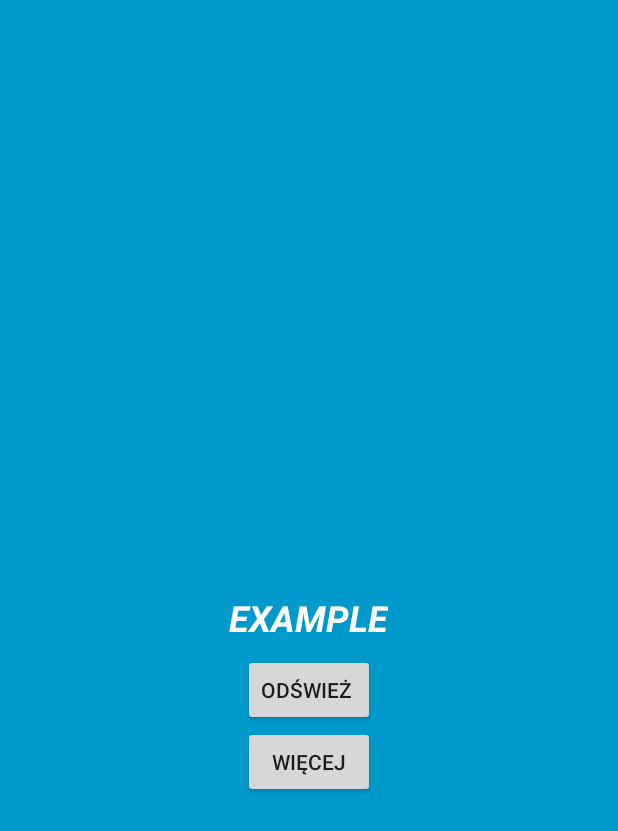
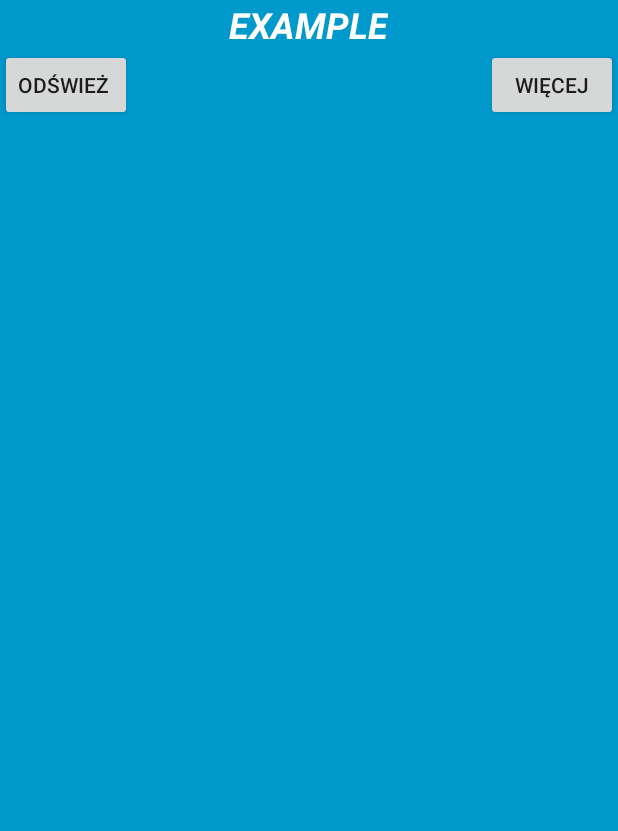
Before and after one commit to AdamTomaja/XKom-HotShots, an Android app: the layout hot_shot_widget.xml on its own in the app's theme, with its tools: preview values and no code run, on a phone screen of 412 x 824 dp. Shown: the top 831 px of the screen. Run offline under Robolectric (Android 15) with nearby library versions, the phone set to English and light mode, and no system bars.

Commit message:
New widget layout

```diff
--- a/XKomHotShotsAndroid/app/src/main/res/layout/hot_shot_widget.xml
+++ b/XKomHotShotsAndroid/app/src/main/res/layout/hot_shot_widget.xml
@@ -8,15 +8,14 @@
         android:id="@+id/appwidget_text"
         android:layout_width="wrap_content"
         android:layout_height="wrap_content"
-        android:layout_centerHorizontal="true"
-        android:layout_centerVertical="true"
-        android:layout_margin="8dp"
         android:background="#09C"
         android:contentDescription="@string/appwidget_text"
         android:text="@string/appwidget_text"
         android:textColor="#ffffff"
         android:textSize="24sp"
-        android:textStyle="bold|italic" />
+        android:textStyle="bold|italic"
+        android:layout_alignParentTop="true"
+        android:layout_centerHorizontal="true" />
 
     <Button
         android:layout_width="wrap_content"
@@ -24,14 +23,16 @@
         android:text="Odśwież "
         android:id="@+id/reloadButton"
         android:layout_below="@+id/appwidget_text"
-        android:layout_centerHorizontal="true" />
+        android:layout_alignParentLeft="true"
+        android:layout_alignParentStart="true" />
 
     <Button
         android:layout_width="wrap_content"
         android:layout_height="wrap_content"
         android:text="Więcej"
         android:id="@+id/moreButton"
-        android:layout_below="@+id/reloadButton"
-        android:layout_centerHorizontal="true" />
+        android:layout_below="@+id/appwidget_text"
+        android:layout_alignParentRight="true"
+        android:layout_alignParentEnd="true" />
 
 </RelativeLayout>
```
